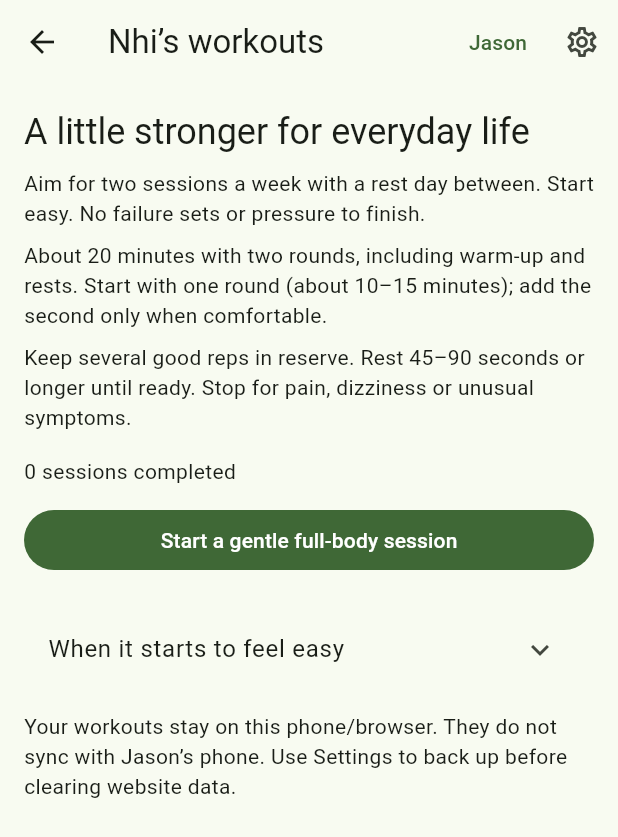
After one commit to 22tranjason/SageLift, a Flutter app: the NhiScreen screen opened directly, on a phone screen of 412 x 824 dp. The commit adds this screen. Shown: the top 837 px of the screen. Run offline on Flutter 3.47's test engine with Material 3 defaults, Android fonts, the phone set to English and light mode, and no system bars; our stand-ins replace flutter_riverpod, go_router, hive_flutter; missing offline and left inert: dart:html; accounts and stored records are empty.

Commit message:
Add beginner workout profile and filter progress to logged exercises

```diff
--- /dev/null
+++ b/lib/features/beginner/data/beginner_repository.dart
@@ -0,0 +1,46 @@
+import 'dart:convert';
+
+import '../../../core/storage/key_value_store.dart';
+
+/// Nhi-only session state stored separately from Jason's workout records.
+class BeginnerRepository {
+  /// Uses the existing backed-up metadata store.
+  BeginnerRepository(this.store);
+
+  /// Local storage interface.
+  final KeyValueStore store;
+
+  /// Versioned Nhi-only key.
+  static const String key = 'nhi.beginner.v1';
+
+  /// Reads a resumable draft and completion records.
+  Future<Map<String, dynamic>> load() async {
+    final String? raw = await store.read<String>(key);
+    return raw == null
+        ? <String, dynamic>{}
+        : Map<String, dynamic>.from(jsonDecode(raw) as Map);
+  }
+
+  /// Saves draft changes without touching workout data.
+  Future<void> save(Map<String, dynamic> state) =>
+      store.write<String>(key, jsonEncode(state));
+
+  /// Commits completion and clears the draft in a single write.
+  Future<Map<String, dynamic>> complete(
+    Map<String, dynamic> state,
+    String effort,
+  ) async {
+    final List<dynamic> sessions = List<dynamic>.from(
+      state['sessions'] as List? ?? <dynamic>[],
+    );
+    sessions.add(<String, dynamic>{
+      'completedAt': DateTime.now().toIso8601String(),
+      'plannedRounds': state['rounds'] ?? 1,
+      'checkedExercises': state['done'] ?? <String>[],
+      'effort': effort,
+    });
+    final Map<String, dynamic> next = <String, dynamic>{'sessions': sessions};
+    await save(next);
+    return next;
+  }
+}
--- /dev/null
+++ b/lib/features/beginner/domain/beginner_program.dart
@@ -0,0 +1,51 @@
+/// A beginner movement with a simpler option.
+class BeginnerExercise {
+  /// Creates display guidance for one exercise.
+  const BeginnerExercise(this.name, this.reps, this.cue, this.easier);
+
+  /// Movement name.
+  final String name;
+
+  /// Comfortable repetition range.
+  final String reps;
+
+  /// Technique guidance.
+  final String cue;
+
+  /// A less demanding alternative.
+  final String easier;
+}
+
+/// Repeatable full-body movement sequence.
+const List<BeginnerExercise> beginnerExercises = <BeginnerExercise>[
+  BeginnerExercise(
+    'Chair sit-to-stand',
+    '6–10 reps',
+    'Use a stable chair against a wall. Stand tall, then sit slowly.',
+    'Use your hands or a higher chair.',
+  ),
+  BeginnerExercise(
+    'Wall push-up',
+    '6–10 reps',
+    'Hands at chest height. Keep your body straight and bend your elbows gently.',
+    'Stand closer to the wall.',
+  ),
+  BeginnerExercise(
+    'Supported dumbbell row',
+    '6–10 reps each side',
+    'Support one hand on a sturdy bench. Keep your back comfortable and pull a light weight toward your hip.',
+    'Practise without a weight.',
+  ),
+  BeginnerExercise(
+    'Glute bridge',
+    '6–10 reps',
+    'Lie on your back, knees bent. Gently lift your hips without arching your back.',
+    'Use a smaller lift or squeeze your glutes without lifting.',
+  ),
+  BeginnerExercise(
+    'Supported calf raise',
+    '8–12 reps',
+    'Hold a wall or stable support. Rise onto your toes, then lower slowly.',
+    'Use a smaller range or seated heel raises.',
+  ),
+];
--- /dev/null
+++ b/lib/features/beginner/presentation/nhi_screen.dart
@@ -0,0 +1,302 @@
+import 'dart:async';
+
+import 'package:flutter/material.dart';
+import 'package:flutter_riverpod/flutter_riverpod.dart';
+import 'package:go_router/go_router.dart';
+
+import '../../../app/router/app_router.dart';
+import '../../../core/storage/key_value_store.dart';
+import '../data/beginner_repository.dart';
+import '../domain/beginner_program.dart';
+import 'training_profile.dart';
+
+/// A gentle independent workout flow, with no charts.
+class NhiScreen extends ConsumerStatefulWidget {
+  /// Creates Nhi's home screen.
+  const NhiScreen({super.key});
+  @override
+  ConsumerState<NhiScreen> createState() => _NhiScreenState();
+}
+
+class _NhiScreenState extends ConsumerState<NhiScreen> {
+  Map<String, dynamic>? _data;
+  bool _busy = false;
+  String? _error;
+  BeginnerRepository get _repository =>
+      BeginnerRepository(ref.read(keyValueStoreProvider));
+  @override
+  void initState() {
+    super.initState();
+    unawaited(_load());
+  }
+
+  Future<void> _load() async {
+    try {
+      final Map<String, dynamic> data = await _repository.load();
+      if (mounted) {
+        setState(() {
+          _data = data;
+          _error = null;
+        });
+      }
+    } catch (_) {
+      if (mounted) {
+        setState(() => _error = 'Unable to load your session. Please retry.');
+      }
+    }
+  }
+
+  Future<void> _save(Map<String, dynamic> next) async {
+    if (_busy) return;
+    setState(() => _busy = true);
+    try {
+      await _repository.save(next);
+      if (mounted) {
+        setState(() {
+          _data = next;
+          _error = null;
+        });
+      }
+    } catch (_) {
+      if (mounted) {
+        setState(
+          () => _error =
+              'Could not save. Your previous session is safe. Please retry.',
+        );
+      }
+    } finally {
+      if (mounted) setState(() => _busy = false);
+    }
+  }
+
+  Future<void> _finish() async {
+    if (_busy) return;
+    setState(() => _busy = true);
+    final String? effort = await showDialog<String>(
+      context: context,
+      builder: (BuildContext context) => SimpleDialog(
+        title: const Text('How did that feel?'),
+        children: <Widget>[
+          for (final String label in <String>[
+            'Comfortable',
+            'About right',
+            'Too much',
+          ])
+            SimpleDialogOption(
+              onPressed: () => Navigator.pop(context, label),
+              child: Text(label),
+            ),
+          SimpleDialogOption(
+            onPressed: () => Navigator.pop(context),
+            child: const Text('Keep going'),
+          ),
+        ],
+      ),
+    );
+    if (!mounted) return;
+    if (effort == null) {
+      setState(() => _busy = false);
+      return;
+    }
+    try {
+      final Map<String, dynamic> next = await _repository.complete(
+        _data!,
+        effort,
+      );
+      if (mounted) {
+        setState(() {
+          _data = next;
+          _error = null;
+        });
+        ScaffoldMessenger.of(context).showSnackBar(
+          const SnackBar(content: Text('Session saved. Showing up counts!')),
+        );
+      }
+    } catch (_) {
+      if (mounted) {
+        setState(() => _error = 'Could not save completion. Please retry.');
+      }
+    } finally {
+      if (mounted) setState(() => _busy = false);
+    }
+  }
+
+  @override
+  Widget build(BuildContext context) {
+    final Map<String, dynamic> data = _data ?? <String, dynamic>{};
+    final bool active = data['active'] == true;
+    final int rounds = data['rounds'] as int? ?? 1;
+    final List<dynamic> done = data['done'] as List? ?? <dynamic>[];
+    final List<dynamic> sessions = data['sessions'] as List? ?? <dynamic>[];
+    return Scaffold(
+      appBar: AppBar(
+        title: const Text('Nhi’s workouts'),
+        actions: <Widget>[
+          TextButton(
+            onPressed: _busy
+                ? null
+                : () async {
+                    try {
+                      await selectTrainingProfile(ref, 'jason');
+                    } catch (_) {
+                      if (mounted) {
+                        setState(
+                          () => _error = 'Could not switch. Please retry.',
+                        );
+                      }
+                    }
+                  },
+            child: const Text('Jason'),
+          ),
+          IconButton(
+            tooltip: 'Settings and backup',
+            icon: const Icon(Icons.settings_outlined),
+            onPressed: _busy
+                ? null
+                : () async {
+                    await context.pushNamed(AppRoute.settings.name);
+                    if (mounted) await _load();
+                  },
+          ),
+        ],
+      ),
+      body: SafeArea(
+        child: ListView(
+          padding: const EdgeInsets.all(16),
+          children: <Widget>[
+            if (_error != null) ...<Widget>[
+              Text(_error!),
+              TextButton(
+                onPressed: _busy ? null : _load,
+                child: const Text('Retry'),
+              ),
+            ],
+            if (_data == null && _error == null)
+              const Center(child: CircularProgressIndicator()),
+            if (_data != null) ...<Widget>[
+              Text(
+                'A little stronger for everyday life',
+                style: Theme.of(context).textTheme.headlineSmall,
+              ),
+              const SizedBox(height: 8),
+              const Text(
+                'Aim for two sessions a week with a rest day between. Start easy. No failure sets or pressure to finish.',
+              ),
+              const SizedBox(height: 8),
+              const Text(
+                'About 20 minutes with two rounds, including warm-up and rests. Start with one round (about 10–15 minutes); add the second only when comfortable.',
+              ),
+              const SizedBox(height: 8),
+              const Text(
+                'Keep several good reps in reserve. Rest 45–90 seconds or longer until ready. Stop for pain, dizziness or unusual symptoms.',
+              ),
+              const SizedBox(height: 16),
+              if (!active) ...<Widget>[
+                Text('${sessions.length} sessions completed'),
+                if (sessions.isNotEmpty)
+                  Text('Last session: ${(sessions.last as Map)['effort']}'),
+                const SizedBox(height: 12),
+                FilledButton(
+                  onPressed: _busy
+                      ? null
+                      : () => _save(<String, dynamic>{
+                            ...data,
+                            'active': true,
+                            'rounds': 1,
+                            'done': <String>[],
+                          }),
+                  child: const Text('Start a gentle full-body session'),
+                ),
+              ] else ...<Widget>[
+                const Text(
+                  'Your session is saved on this device. You can pause and come back.',
+                ),
+                SegmentedButton<int>(
+                  segments: const <ButtonSegment<int>>[
+                    ButtonSegment<int>(value: 1, label: Text('1 round')),
+                    ButtonSegment<int>(value: 2, label: Text('2 rounds')),
+                  ],
+                  selected: <int>{rounds},
+                  onSelectionChanged: _busy
+                      ? null
+                      : (Set<int> value) => _save(<String, dynamic>{
+                            ...data,
+                            'rounds': value.first,
+                          }),
+                ),
+                const SizedBox(height: 16),
+                const Text(
+                  'Warm up • 3 minutes\nEasy marching, gentle shoulder circles and a few slow sit-to-stands. Move within a comfortable range.',
+                ),
+                for (int round = 0; round < rounds; round++) ...<Widget>[
+                  Padding(
+                    padding: const EdgeInsets.only(top: 16),
+                    child: Text(
+                      'Round ${round + 1}',
+                      style: Theme.of(context).textTheme.titleLarge,
+                    ),
+                  ),
+                  for (int i = 0; i < beginnerExercises.length; i++)
+                    Card(
+                      child: CheckboxListTile(
+                        value: done.contains('$round-$i'),
+                        onChanged: _busy
+                            ? null
+                            : (bool? checked) {
+                                final List<dynamic> next = List<dynamic>.from(
+                                  done,
+                                );
+                                if (checked == true) {
+                                  next.add('$round-$i');
+                                } else {
+                                  next.remove('$round-$i');
+                                }
+                                unawaited(
+                                  _save(<String, dynamic>{
+                                    ...data,
+                                    'done': next,
+                                  }),
+                                );
+                              },
+                        title: Text(
+                          '${beginnerExercises[i].name} • ${beginnerExercises[i].reps}',
+                        ),
+                        subtitle: Text(
+                          '${beginnerExercises[i].cue}\nEasier: ${beginnerExercises[i].easier}',
+                        ),
+                      ),
+                    ),
+                ],
+                const SizedBox(height: 12),
+                const Text(
+                  'Finish • 2 minutes\nWalk slowly and let your breathing settle. Gentle stretches are optional.',
+                ),
+                const SizedBox(height: 12),
+                FilledButton(
+                  onPressed: _busy ? null : _finish,
+                  child: const Text('Finish session, even if shortened'),
+                ),
+              ],
+              const SizedBox(height: 20),
+              const ExpansionTile(
+                title: Text('When it starts to feel easy'),
+                children: <Widget>[
+                  Padding(
+                    padding: EdgeInsets.all(12),
+                    child: Text(
+                      'Repeat the same moves to build confidence. Start at the lower rep count. After two comfortable sessions, try one or two extra reps. At the top of the range, add a second round OR a little weight, not both together. Keep the easier version whenever you need it.',
+                    ),
+                  ),
+                ],
+              ),
+              const SizedBox(height: 12),
+              const Text(
+                'Your workouts stay on this phone/browser. They do not sync with Jason’s phone. Use Settings to back up before clearing website data.',
+              ),
+            ],
+          ],
+        ),
+      ),
+    );
+  }
+}
--- a/lib/features/workouts/presentation/screens/today_screen.dart
+++ b/lib/features/workouts/presentation/screens/today_screen.dart
@@ -5,6 +5,8 @@ import 'package:flutter_riverpod/flutter_riverpod.dart';
 import 'package:go_router/go_router.dart';
 
 import '../../../../app/router/app_router.dart';
+import '../../../beginner/presentation/nhi_screen.dart';
+import '../../../beginner/presentation/training_profile.dart';
 import '../../domain/models/workout.dart';
 import '../../domain/services/workout_program.dart';
 import '../providers/empty_workout_cancellation_provider.dart';
@@ -20,6 +22,11 @@ class TodayScreen extends ConsumerWidget {
 
   @override
   Widget build(BuildContext context, WidgetRef ref) {
+    final AsyncValue<String> profile = ref.watch(trainingProfileProvider);
+    if (profile.isLoading) {
+      return const Scaffold(body: Center(child: CircularProgressIndicator()));
+    }
+    if (profile.valueOrNull == 'nhi') return const NhiScreen();
     final AsyncValue<TodayWorkout?> todayWorkout = ref.watch(
       todayWorkoutProvider,
     );
@@ -45,9 +52,10 @@ class TodayScreen extends ConsumerWidget {
         title: const Text('Today'),
         actions: <Widget>[
           IconButton(
-              tooltip: 'Progress',
-              icon: const Icon(Icons.show_chart),
-              onPressed: () => context.pushNamed(AppRoute.progress.name)),
+            tooltip: 'Progress',
+            icon: const Icon(Icons.show_chart),
+            onPressed: () => context.pushNamed(AppRoute.progress.name),
+          ),
           TextButton(
             onPressed: () {
               unawaited(context.pushNamed(AppRoute.workoutHistory.name));
@@ -69,6 +77,25 @@ class TodayScreen extends ConsumerWidget {
           child: Column(
             crossAxisAlignment: CrossAxisAlignment.start,
             children: <Widget>[
+              TextButton.icon(
+                icon: const Icon(Icons.person_outline),
+                label: const Text('Switch to Nhi’s workouts'),
+                onPressed: () async {
+                  try {
+                    await selectTrainingProfile(ref, 'nhi');
+                  } catch (_) {
+                    if (context.mounted) {
+                      ScaffoldMessenger.of(context).showSnackBar(
+                        const SnackBar(
+                          content: Text(
+                            'Could not switch profiles. Please retry.',
+                          ),
+                        ),
+                      );
+                    }
+                  }
+                },
+              ),
               Text(
                 'Good Morning Jason',
                 style: Theme.of(context).textTheme.headlineSmall,
@@ -154,11 +181,17 @@ class TodayScreen extends ConsumerWidget {
                           WorkoutStatus.inProgress)
                         TextButton(
                           key: const ValueKey<String>('cancel-workout-button'),
-                          onPressed: ref.watch(workoutDraftFinishingProvider(
-                                  workoutData.workout.id))
+                          onPressed: ref.watch(
+                            workoutDraftFinishingProvider(
+                              workoutData.workout.id,
+                            ),
+                          )
                               ? null
                               : () => _cancelWorkout(
-                                  context, ref, workoutData.workout),
+                                    context,
+                                    ref,
+                                    workoutData.workout,
+                                  ),
                           child: const Text('Cancel Workout'),
                         ),
                       const SizedBox(height: 8),
@@ -223,20 +256,26 @@ class TodayScreen extends ConsumerWidget {
   }
 
   Future<void> _cancelWorkout(
-      BuildContext context, WidgetRef ref, Workout workout) async {
+    BuildContext context,
+    WidgetRef ref,
+    Workout workout,
+  ) async {
     final bool confirmed = await showDialog<bool>(
           context: context,
           builder: (BuildContext dialogContext) => AlertDialog(
             title: const Text('Cancel empty workout?'),
             content: const Text(
-                'Only this active session will be reset if it has no entered values. Your past history stays saved. The latest plan will be ready when you tap Start Workout.'),
+              'Only this active session will be reset if it has no entered values. Your past history stays saved. The latest plan will be ready when you tap Start Workout.',
+            ),
             actions: <Widget>[
               TextButton(
-                  onPressed: () => Navigator.pop(dialogContext, false),
-                  child: const Text('Keep workout')),
+                onPressed: () => Navigator.pop(dialogContext, false),
+                child: const Text('Keep workout'),
+              ),
               FilledButton(
-                  onPressed: () => Navigator.pop(dialogContext, true),
-                  child: const Text('Cancel empty workout')),
+                onPressed: () => Navigator.pop(dialogContext, true),
+                child: const Text('Cancel empty workout'),
+              ),
             ],
           ),
         ) ??
@@ -245,13 +284,20 @@ class TodayScreen extends ConsumerWidget {
     try {
       await ref.read(emptyWorkoutCancellationProvider).cancel(workout.id);
       if (!context.mounted) return;
-      ScaffoldMessenger.of(context).showSnackBar(const SnackBar(
-          content: Text('Empty workout cancelled. The latest plan is ready.')));
+      ScaffoldMessenger.of(context).showSnackBar(
+        const SnackBar(
+          content: Text('Empty workout cancelled. The latest plan is ready.'),
+        ),
+      );
     } catch (_) {
       if (!context.mounted) return;
-      ScaffoldMessenger.of(context).showSnackBar(const SnackBar(
+      ScaffoldMessenger.of(context).showSnackBar(
+        const SnackBar(
           content: Text(
-              'Unable to cancel safely. Entries, a custom plan, or a saving problem may need attention. Your history has not been deleted.')));
+            'Unable to cancel safely. Entries, a custom plan, or a saving problem may need attention. Your history has not been deleted.',
+          ),
+        ),
+      );
     }
   }
 
```
Also changed, not shown: lib/features/beginner/presentation/training_profile.dart (added, +18 -0 lines), lib/features/workouts/presentation/screens/progress_screen.dart (+140 -67 lines), 6 other files.
